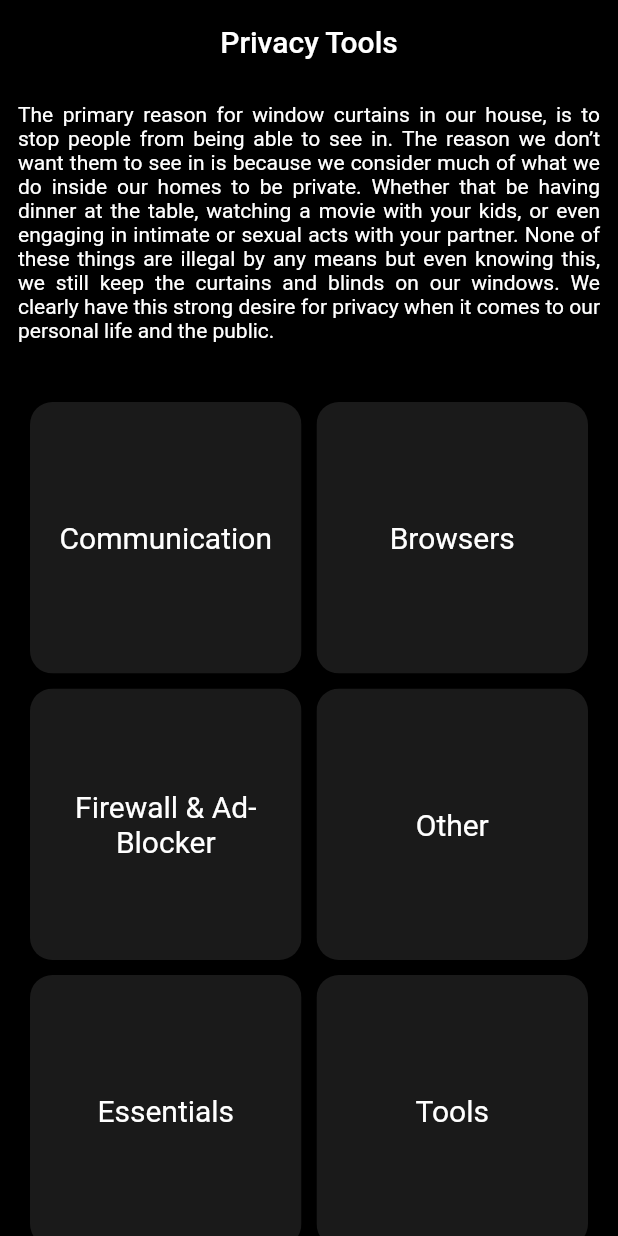
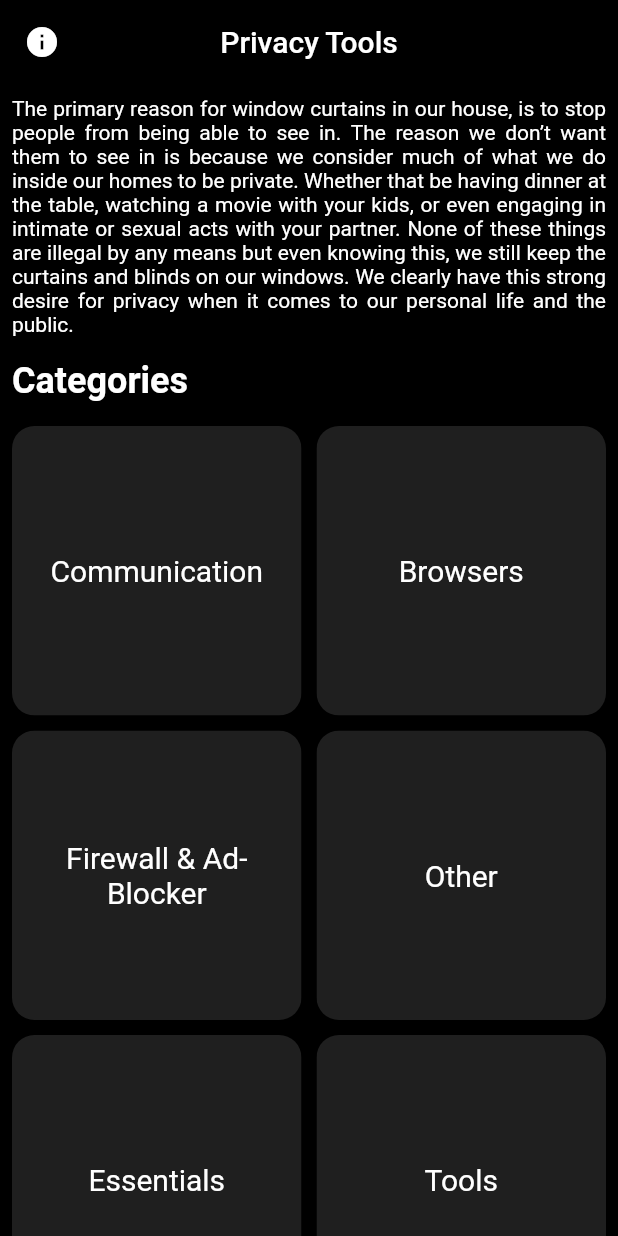
Before and after one commit to craterx/Privacy-Tools, a Flutter app: the screen it shows after launch, on a phone screen of 412 x 824 dp. Run offline on Flutter 3.47's test engine with Material 2 defaults, Android fonts, the phone set to English and light mode, and no system bars.

Commit message:
seperate category into widget

```diff
--- a/lib/Homepage.dart
+++ b/lib/Homepage.dart
@@ -1,4 +1,5 @@
 import 'package:flutter/material.dart';
+import 'utils/GridCategory.dart';
 
 class Homepage extends StatelessWidget {
   @override
@@ -8,134 +9,37 @@ class Homepage extends StatelessWidget {
         title: Text('Privacy Tools'),
         centerTitle: true,
         elevation: 0,
+        leading: Icon(Icons.info),
       ),
       body: Column(
         crossAxisAlignment: CrossAxisAlignment.stretch,
         children: <Widget>[
           // Divider(),
-          Flexible(
-              flex: 1,
-              child: Padding(
-                padding: const EdgeInsets.all(12.0),
+          Padding(
+            padding: const EdgeInsets.all(8.0),
             child: Container(
-                    //color: Colors.green,
-                    child: Column(children: <Widget>[
-                  Text(
+                // color: Colors.green,
+                child: Text(
               "The primary reason for window curtains in our house, is to stop people from being able to see in. The reason we don’t want them to see in is because we consider much of what we do inside our homes to be private. Whether that be having dinner at the table, watching a movie with your kids, or even engaging in intimate or sexual acts with your partner. None of these things are illegal by any means but even knowing this, we still keep the curtains and blinds on our windows. We clearly have this strong desire for privacy when it comes to our personal life and the public.",
               textAlign: TextAlign.justify,
               style: TextStyle(
                 fontSize: 14,
               ),
+            )),
           ),
-                ])),
-              )),
-          Flexible(
-              flex: 3,
-              child: GridView.count(
-                primary: false,
-                padding: const EdgeInsets.all(20),
-                crossAxisSpacing: 10,
-                mainAxisSpacing: 10,
-                crossAxisCount: 2,
-                children: <Widget>[
-                  ClipRRect(
-                    borderRadius: BorderRadius.circular(15),
-                    child: Container(
-                      padding: EdgeInsets.all(8),
-                      child: Center(
+          Padding(
+            padding: const EdgeInsets.all(8.0),
             child: Text(
-                          'Communication',
-                          textAlign: TextAlign.center,
+              'Categories',
+              textAlign: TextAlign.left,
               style: TextStyle(
-                            fontSize: 20,
+                fontWeight: FontWeight.bold,
+                fontSize: 24,
+                letterSpacing: 0.0,
               ),
             ),
           ),
-                      color: Colors.white10,
-                    ),
-                  ),
-                  ClipRRect(
-                    borderRadius: BorderRadius.circular(15),
-                    child: Container(
-                      padding: EdgeInsets.all(8),
-                      child: Center(
-                        child: Text(
-                          'Browsers',
-                          textAlign: TextAlign.center,
-                          style: TextStyle(
-                            fontSize: 20,
-                          ),
-                        ),
-                      ),
-                      color: Colors.white10,
-                    ),
-                  ),
-                  ClipRRect(
-                    borderRadius: BorderRadius.circular(15),
-                    child: Container(
-                      padding: EdgeInsets.all(8),
-                      child: Center(
-                        child: Text(
-                          'Firewall & Ad-Blocker',
-                          textAlign: TextAlign.center,
-                          style: TextStyle(
-                            fontSize: 20,
-                          ),
-                        ),
-                      ),
-                      color: Colors.white10,
-                    ),
-                  ),
-                  ClipRRect(
-                    borderRadius: BorderRadius.circular(15),
-                    child: Container(
-                      padding: EdgeInsets.all(8),
-                      child: Center(
-                        child: Text(
-                          'Other',
-                          textAlign: TextAlign.center,
-                          style: TextStyle(
-                            fontSize: 20,
-                          ),
-                        ),
-                      ),
-                      color: Colors.white10,
-                    ),
-                  ),
-                  ClipRRect(
-                    borderRadius: BorderRadius.circular(15),
-                    child: Container(
-                      padding: EdgeInsets.all(8),
-                      child: Center(
-                        child: Text(
-                          'Essentials',
-                          textAlign: TextAlign.center,
-                          style: TextStyle(
-                            fontSize: 20,
-                          ),
-                        ),
-                      ),
-                      color: Colors.white10,
-                    ),
-                  ),
-                  ClipRRect(
-                    borderRadius: BorderRadius.circular(15),
-                    child: Container(
-                      padding: EdgeInsets.all(8),
-                      child: Center(
-                        child: Text(
-                          'Tools',
-                          textAlign: TextAlign.center,
-                          style: TextStyle(
-                            fontSize: 20,
-                          ),
-                        ),
-                      ),
-                      color: Colors.white10,
-                    ),
-                  ),
-                ],
-              ))
+          GridCategory()
         ],
       ),
     );
--- a/lib/main.dart
+++ b/lib/main.dart
@@ -1,4 +1,5 @@
 import 'package:flutter/material.dart';
+import 'package:privacy_tools/Homepage.dart';
 import 'Homepage.dart';
 
 void main() => runApp(MyApp());
--- /dev/null
+++ b/lib/testpage.dart
@@ -0,0 +1,49 @@
+import 'package:flutter/material.dart';
+import 'package:flutter/rendering.dart';
+import 'utils/category.dart';
+
+
+class TestPage extends StatelessWidget {
+  @override
+  Widget build(BuildContext context) {
+    return SafeArea(
+      child: Scaffold(
+          body: Container(
+        child: Column(
+          children: <Widget>[
+            Row(
+              children: <Widget>[
+                Center(
+                  child: Text("Sample"),
+                )
+              ],
+            ),
+            Flexible(
+              child: Row(
+                children: <Widget>[
+                  Flexible(
+                    child: GridView.count(
+                      scrollDirection: Axis.vertical,
+                      crossAxisCount: 2,
+                      children: List.generate(
+                        categories.length,
+                        (index) {
+                          return Center(
+                            child: Text(
+                              categories[index],
+                              // style: Theme.of(context).textTheme.headline,
+                            ),
+                          );
+                        },
+                      ),
+                    ),
+                  ),
+                ],
+              ),
+            ),
+          ],
+        ),
+      )),
+    );
+  }
+}
--- /dev/null
+++ b/lib/utils/GridCategory.dart
@@ -0,0 +1,52 @@
+import 'package:flutter/material.dart';
+import 'package:privacy_tools/utils/category.dart';
+
+import '../testpage.dart';
+
+class GridCategory extends StatelessWidget {
+  const GridCategory({
+    Key key,
+  }) : super(key: key);
+
+  @override
+  Widget build(BuildContext context) {
+    return Expanded(
+      child: GridView.count(
+        padding: EdgeInsets.all(8),
+        primary: false,
+        crossAxisSpacing: 10,
+        mainAxisSpacing: 10,
+        crossAxisCount: 2,
+        children: List.generate(
+          categories.length,
+          (index) {
+            return ClipRRect(
+              borderRadius: BorderRadius.circular(15),
+              child: InkWell(
+                onTap: () {
+                  Navigator.push(context,
+                      MaterialPageRoute(builder: (context) => TestPage()));
+                },
+                child: Container(
+                  height: 10,
+                  width: 10,
+                  padding: EdgeInsets.all(8),
+                  child: Center(
+                    child: Text(
+                      categories[index],
+                      textAlign: TextAlign.center,
+                      style: TextStyle(
+                        fontSize: 20,
+                      ),
+                    ),
+                  ),
+                  color: Colors.white12,
+                ),
+              ),
+            );
+          },
+        ),
+      ),
+    );
+  }
+}
--- /dev/null
+++ b/lib/utils/category.dart
@@ -0,0 +1,8 @@
+final List categories = [
+  "Communication",
+  "Browsers",
+  "Firewall & Ad-Blocker",
+  "Other",
+  "Essentials",
+  "Tools"
+];
```
Also changed, not shown: pubspec.lock, 2 other files. Lines whose indentation alone changed are shown as unchanged.
